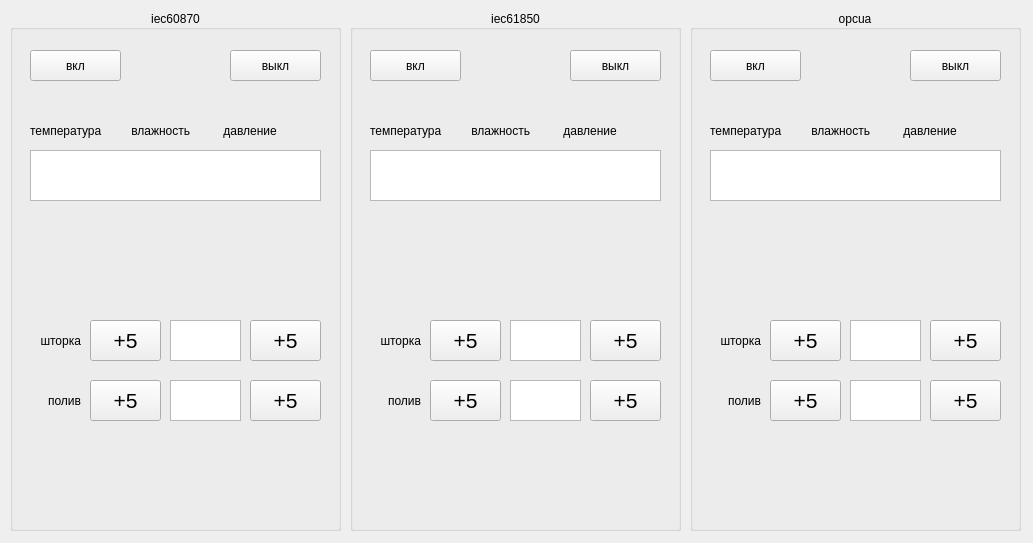
Old version of the form mainwindow.ui in the repository RussianCats/SCADA_2.
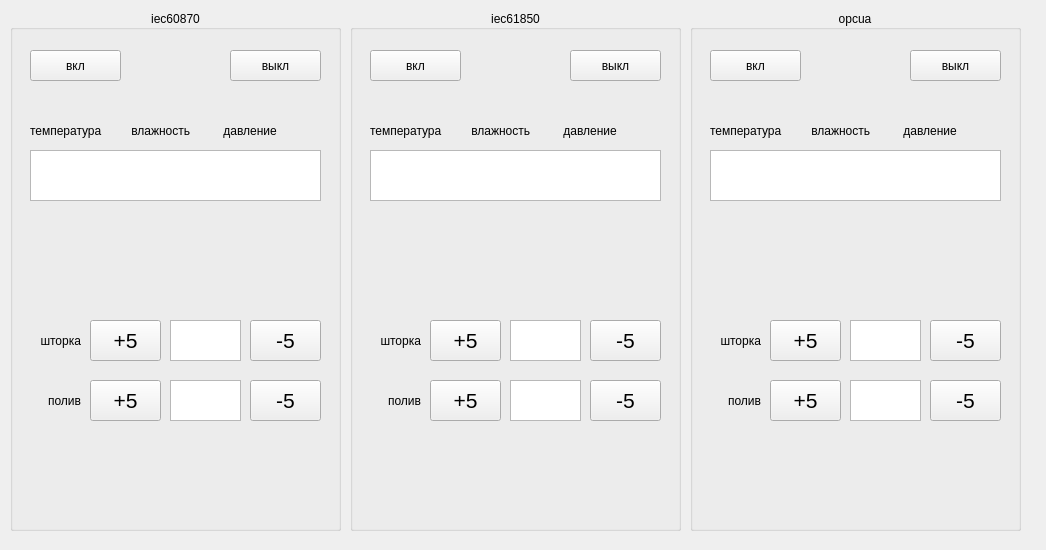
New version of the form.

The edit to the form file:
```diff
--- a/mainwindow.ui
+++ b/mainwindow.ui
@@ -6,8 +6,8 @@
    <rect>
     <x>0</x>
     <y>0</y>
-    <width>1033</width>
-    <height>543</height>
+    <width>1046</width>
+    <height>550</height>
    </rect>
   </property>
   <property name="windowTitle">
@@ -169,7 +169,7 @@
       </font>
      </property>
      <property name="text">
-      <string>+5</string>
+      <string>-5</string>
      </property>
     </widget>
     <widget class="QLabel" name="label_3">
@@ -221,7 +221,7 @@
       </font>
      </property>
      <property name="text">
-      <string>+5</string>
+      <string>-5</string>
      </property>
     </widget>
     <widget class="QTextEdit" name="textEdit_3">
@@ -406,7 +406,7 @@
       </font>
      </property>
      <property name="text">
-      <string>+5</string>
+      <string>-5</string>
      </property>
     </widget>
     <widget class="QLabel" name="label_9">
@@ -458,7 +458,7 @@
       </font>
      </property>
      <property name="text">
-      <string>+5</string>
+      <string>-5</string>
      </property>
     </widget>
     <widget class="QTextEdit" name="textEdit_9">
@@ -652,7 +652,7 @@
       </font>
      </property>
      <property name="text">
-      <string>+5</string>
+      <string>-5</string>
      </property>
     </widget>
     <widget class="QLabel" name="label_15">
@@ -704,7 +704,7 @@
       </font>
      </property>
      <property name="text">
-      <string>+5</string>
+      <string>-5</string>
      </property>
     </widget>
     <widget class="QTextEdit" name="textEdit_15">
```
